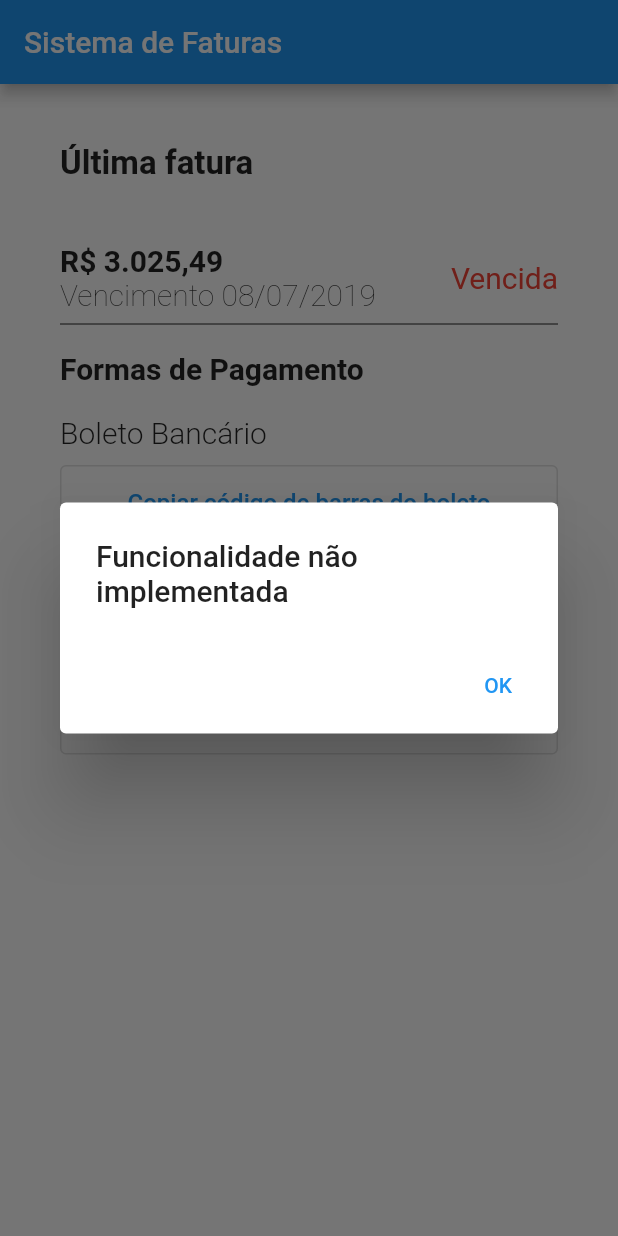
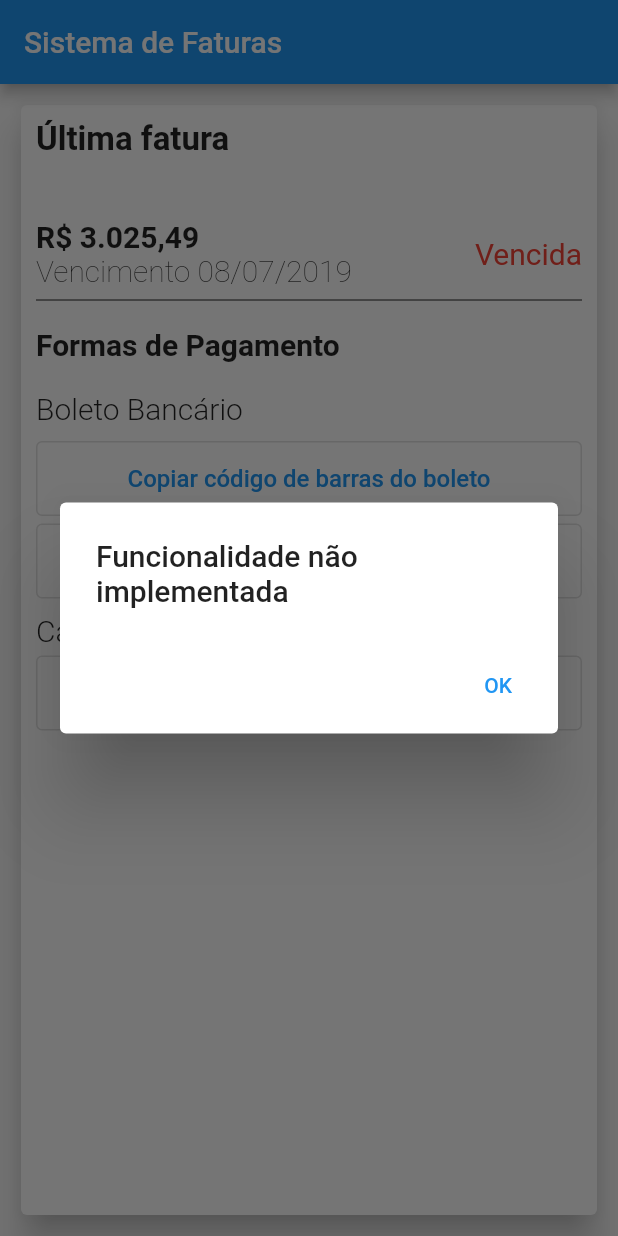
Before and after one commit to 94silva-bruno/Faturas, a Flutter app: the screen it shows after launch, after a tap on "Enviar boleto por e-mail", on a phone screen of 412 x 824 dp. Run offline on Flutter 3.47's test engine with Material 2 defaults, Android fonts, the phone set to English and light mode, and no system bars.

```diff
--- a/lib/main.dart
+++ b/lib/main.dart
@@ -2,34 +2,41 @@ import 'package:flutter/material.dart';
 import 'package:flutter/widgets.dart';
 
 void main() {
-  runApp(MaterialApp(
-    title: 'Sistema de Faturas',
-    home: Scaffold(
-      appBar: AppBar(
-        title: Text('Sistema de Faturas'),
-      ),
-      body: Home(),
-      backgroundColor: Colors.white70,
-    ),
-  ));
+  runApp(Home());
 }
 
 class Home extends StatelessWidget {
   @override
   Widget build(BuildContext context) {
     // TODO: implement build
-    return Align(
-      alignment: Alignment.centerLeft,
-      child: Container(
-        margin: EdgeInsets.all(20.0),
-        padding: EdgeInsets.all(20.0),
+    return MaterialApp(
+      home: Fatura(),
+    );
+  }
+}
+
+class Fatura extends StatelessWidget {
+  @override
+  Widget build(BuildContext context) {
+    // TODO: implement build
+    return Scaffold(
+      appBar: AppBar(
+        title: Text('Sistema de Faturas'),
+      ),
+      body: Padding(
+        padding: EdgeInsets.all(10.0),
+        child: Card(
+          elevation: 10,
           color: Colors.white,
+          child: Padding(
+            padding: EdgeInsets.all(10.0),
             child: Column(
               children: <Widget>[
                 Row(
-              children: [
+                  children: <Widget>[
                     Text(
                       'Última fatura',
+                      textDirection: TextDirection.ltr,
                       style: TextStyle(
                         fontWeight: FontWeight.bold,
                         fontSize: 22.0,
@@ -40,12 +47,13 @@ class Home extends StatelessWidget {
                 SizedBox(height: 40),
                 Row(
                   mainAxisAlignment: MainAxisAlignment.start,
-              children: [
+                  children: <Widget>[
                     Column(
                       crossAxisAlignment: CrossAxisAlignment.start,
-                  children: [
+                      children: <Widget>[
                         Text(
                           'R\$ 3.025,49',
+                          textDirection: TextDirection.ltr,
                           style: TextStyle(
                             fontWeight: FontWeight.bold,
                             fontSize: 20.0,
@@ -53,6 +61,7 @@ class Home extends StatelessWidget {
                         ),
                         Text(
                           'Vencimento 08/07/2019',
+                          textDirection: TextDirection.ltr,
                           style: TextStyle(
                             fontSize: 20.0,
                             fontWeight: FontWeight.w200,
@@ -63,9 +72,10 @@ class Home extends StatelessWidget {
                     Spacer(),
                     Row(
                       mainAxisAlignment: MainAxisAlignment.end,
-                  children: [
+                      children: <Widget>[
                         Text(
                           'Vencida',
+                          textDirection: TextDirection.ltr,
                           style: TextStyle(
                             fontSize: 20.0,
                             color: Colors.red,
@@ -80,9 +90,10 @@ class Home extends StatelessWidget {
                 ),
                 SizedBox(height: 10),
                 Row(
-              children: [
+                  children: <Widget>[
                     Text(
                       'Formas de Pagamento',
+                      textDirection: TextDirection.ltr,
                       style: TextStyle(
                         fontWeight: FontWeight.bold,
                         fontSize: 20.0,
@@ -92,9 +103,10 @@ class Home extends StatelessWidget {
                 ),
                 SizedBox(height: 20),
                 Row(
-              children: [
+                  children: <Widget>[
                     Text(
                       'Boleto Bancário',
+                      textDirection: TextDirection.ltr,
                       style: TextStyle(
                         fontWeight: FontWeight.w300,
                         fontSize: 20.0,
@@ -104,11 +116,12 @@ class Home extends StatelessWidget {
                 ),
                 SizedBox(height: 10),
                 SizedBox(
-              height: 50,
-              width: 400,
+                  height: 50.0,
+                  width: 400.0,
                   child: OutlinedButton(
                     child: Text(
                       'Copiar código de barras do boleto',
+                      textDirection: TextDirection.ltr,
                       style: TextStyle(
                         fontSize: 16.0,
                       ),
@@ -116,17 +129,9 @@ class Home extends StatelessWidget {
                     onPressed: () {
                       showDialog(
                         context: context,
-                    builder: (_) => AlertDialog(
-                      title: Text('Funcionalidade não implementada'),
-                      actions: [
-                        TextButton(
-                          child: Text('OK'),
-                          onPressed: () {
-                            Navigator.of(context).pop();
+                        builder: (context) {
+                          return Alerta();
                         },
-                        ),
-                      ],
-                    ),
                         barrierDismissible: false,
                       );
                     },
@@ -139,6 +144,7 @@ class Home extends StatelessWidget {
                   child: OutlinedButton(
                     child: Text(
                       'Enviar boleto por e-mail',
+                      textDirection: TextDirection.ltr,
                       style: TextStyle(
                         fontSize: 16.0,
                       ),
@@ -146,17 +152,9 @@ class Home extends StatelessWidget {
                     onPressed: () {
                       showDialog(
                         context: context,
-                    builder: (_) => AlertDialog(
-                      title: Text('Funcionalidade não implementada'),
-                      actions: [
-                        TextButton(
-                          child: Text('OK'),
-                          onPressed: () {
-                            Navigator.of(context).pop();
+                        builder: (context) {
+                          return Alerta();
                         },
-                        ),
-                      ],
-                    ),
                         barrierDismissible: false,
                       );
                     },
@@ -164,9 +162,10 @@ class Home extends StatelessWidget {
                 ),
                 SizedBox(height: 10),
                 Row(
-              children: [
+                  children: <Widget>[
                     Text(
                       'Cartão de crédito',
+                      textDirection: TextDirection.ltr,
                       style: TextStyle(
                         fontSize: 20.0,
                         fontWeight: FontWeight.w300,
@@ -180,6 +179,7 @@ class Home extends StatelessWidget {
                   width: 400,
                   child: OutlinedButton(
                     child: Text('Pagar com cartão de crédito',
+                        textDirection: TextDirection.ltr,
                         style: TextStyle(
                           fontSize: 16.0,
                         )),
@@ -187,10 +187,16 @@ class Home extends StatelessWidget {
                       showDialog(
                         context: context,
                         builder: (_) => AlertDialog(
-                      title: Text('Funcionalidade não implementada'),
+                          title: Text(
+                            'Funcionalidade não implementada',
+                            textDirection: TextDirection.ltr,
+                          ),
                           actions: [
                             TextButton(
-                          child: Text('OK'),
+                              child: Text(
+                                'OK',
+                                textDirection: TextDirection.ltr,
+                              ),
                               onPressed: () {
                                 Navigator.of(context).pop();
                               },
@@ -205,6 +211,32 @@ class Home extends StatelessWidget {
               ],
             ),
           ),
+        ),
+      ),
     );
   }
 }
+
+class Alerta extends StatelessWidget {
+  @override
+  Widget build(BuildContext context) {
+    // TODO: implement build
+    return AlertDialog(
+      title: Text(
+        'Funcionalidade não implementada',
+        textDirection: TextDirection.ltr,
+      ),
+      actions: [
+        TextButton(
+          child: Text(
+            'OK',
+            textDirection: TextDirection.ltr,
+          ),
+          onPressed: () {
+            Navigator.of(context).pop();
+          },
+        ),
+      ],
+    );
+  }
+}
```
Also changed, not shown: 1 other file. Lines whose indentation alone changed are shown as unchanged.
